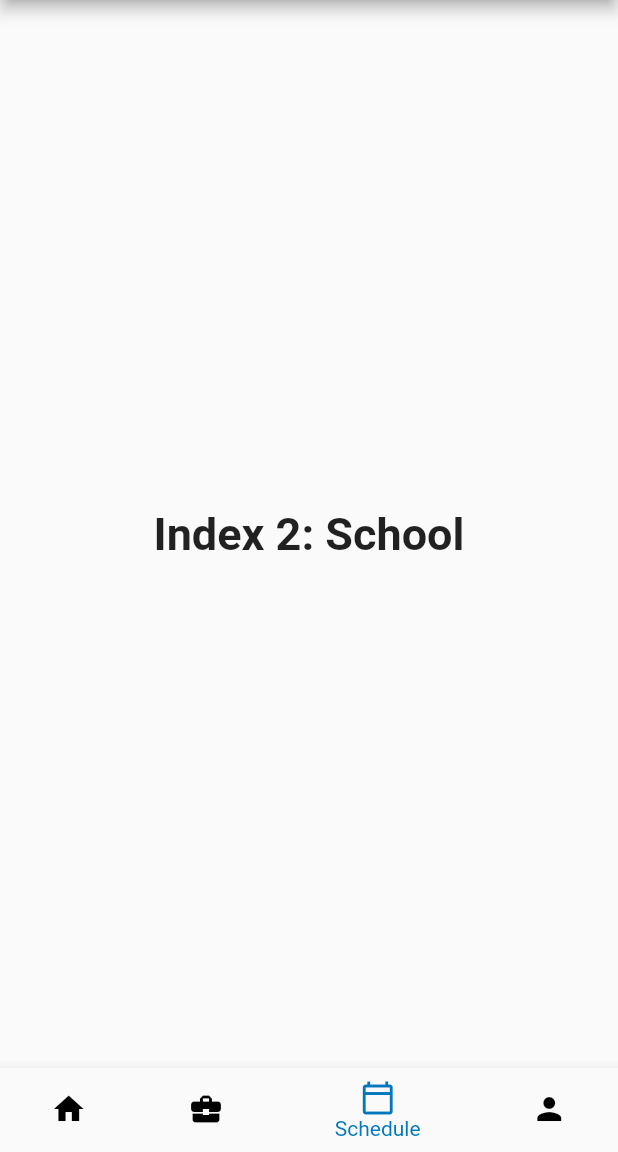
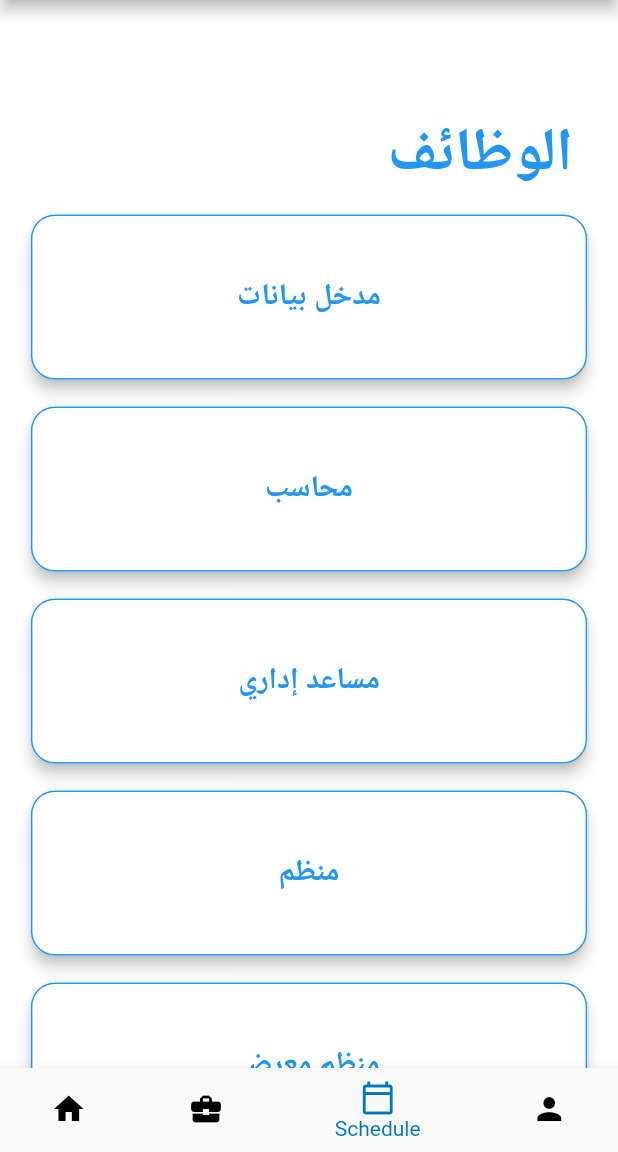
Before and after one commit to ahadalmutairii/Shift, a Flutter app: the screen it shows after launch, item 3 of the bottom bar chosen, on a phone screen of 412 x 824 dp, the part 84-1236 px from its top. Run offline on Flutter 3.47's test engine with Material 2 defaults, Android fonts, the phone set to English and light mode, and no system bars.

Commit message:
Jobs added

```diff
--- /dev/null
+++ b/lib/components/Jobs.dart
@@ -0,0 +1,281 @@
+import 'package:flutter/cupertino.dart';
+import 'package:flutter/material.dart';
+
+class jobs extends StatelessWidget {
+  const jobs({Key? key}) : super(key: key);
+
+  static const String _title = 'Flutter Code Sample';
+
+  @override
+  Widget build(BuildContext context) {
+    return MaterialApp(
+      home: Scaffold(
+
+          backgroundColor: Colors.white,
+          body: SingleChildScrollView(
+            child: Column(
+              children: [
+
+                Container(
+                  padding: EdgeInsets.only(top: 75,right: 30),
+                      child:  Align(
+                        alignment: Alignment.centerRight,
+                        child: Text(
+                        'الوظائف',
+                        style: TextStyle(
+                            fontStyle: FontStyle.normal,
+                            color: Colors.blue,
+                            fontWeight: FontWeight.bold,
+                            fontSize: 40.0),
+                      ),
+                ),),
+                Row(
+                  mainAxisAlignment: MainAxisAlignment.center,
+                  children: [
+                    Container(
+                      padding: EdgeInsets.only(top:10),
+                    )
+                  ],
+                ),
+
+                        Row(
+                          mainAxisAlignment: MainAxisAlignment.center,
+                          children: [
+
+                            Card(
+
+                              shape: RoundedRectangleBorder(
+                                borderRadius: BorderRadius.circular(16.0),
+                              ),
+                              elevation: 4.0,
+                              child: new InkWell(
+                                 onTap: () {
+
+//                              Navigator.push(context, MaterialPageRoute(builder: (context) => AppoinMain()),);
+                                },
+
+                                child: Container(
+                                  decoration: new BoxDecoration(
+                                      boxShadow: [
+                                        BoxShadow(
+                                          offset: Offset(0.0, 0.0),
+                                          color: Colors.grey.withOpacity(0),
+                                          blurRadius: 0.0,
+                                        ),
+                                      ],
+                                    border: Border.all(color: Colors.blue),
+                                    borderRadius: new BorderRadius.circular(16.0),
+                                    color: Colors.white,
+                                  ),
+                                  width:  MediaQuery.of(context).size.width * 0.90,
+                                  height: 110,
+                                  child: Center(
+                                      child: Text(
+                                        'مدخل بيانات',
+                                        style: TextStyle(
+                                            fontStyle: FontStyle.normal,
+                                            color: Colors.blue,
+                                            fontWeight: FontWeight.bold,
+                                            fontSize: 20.0),
+                                      )),
+                                ),
+                              ),
+                            ),],),
+
+                Container(
+                  padding: EdgeInsets.only( top: 10),
+
+                ),
+    Row(
+    mainAxisAlignment: MainAxisAlignment.center,
+    children: [
+                            Card(
+                              shape: RoundedRectangleBorder(
+                                borderRadius: BorderRadius.circular(16.0),
+                              ),
+                              elevation: 4.0,
+                              child: new InkWell(
+                                 onTap: () {
+                                  // BottomNavigationBar navigationBar =  _globalKey.currentWidget as BottomNavigationBar;
+                                  // navigationBar.onTap!(2);
+
+                              //nav
+                                            },
+
+                                child: Container(
+                                  decoration: new BoxDecoration(
+                                      boxShadow: [
+                                        BoxShadow(
+                                          offset: Offset(0.0, 0.0),
+                                          color: Colors.grey.withOpacity(0),
+                                          blurRadius: 0.0,
+                                        ),
+                                      ],
+                                      border: Border.all(color: Colors.blue),
+                                      borderRadius: new BorderRadius.circular(16.0),
+                                      color: Colors.white,
+                                  ),
+                                  width:  MediaQuery.of(context).size.width * 0.90,
+                                  height: 110,
+                                  child: Center(
+                                      child: Text(
+                                        'محاسب',
+                                        style: TextStyle(
+                                            fontStyle: FontStyle.normal,
+                                            color: Colors.blue,
+                                            fontWeight: FontWeight.bold,
+                                            fontSize: 20.0),
+                                      )),
+                                ),
+                              ),
+                            ),
+                          ],
+                        ),
+                Container(
+                  padding: EdgeInsets.only( top: 10),
+
+                ),
+            Row(
+                mainAxisAlignment: MainAxisAlignment.center,
+                children: [
+                Card(
+                  shape: RoundedRectangleBorder(
+                    borderRadius: BorderRadius.circular(16.0),
+                  ),
+                  elevation: 4.0,
+                  child: new InkWell(
+                    onTap: () {
+
+
+                    },
+
+                    child: Container(
+                      decoration: new BoxDecoration(
+                        boxShadow: [
+                          BoxShadow(
+                            offset: Offset(0.0, 0.0),
+                            color: Colors.grey.withOpacity(0),
+                            blurRadius: 0.0,
+                          ),
+                        ],
+                        border: Border.all(color: Colors.blue),
+                        borderRadius: new BorderRadius.circular(16.0),
+                        color: Colors.white,
+                      ),
+                      width:  MediaQuery.of(context).size.width * 0.90,
+                      height: 110,
+                      child: Center(
+                          child: Text(
+                            'مساعد إداري',
+                            style: TextStyle(
+                                fontStyle: FontStyle.normal,
+                                color: Colors.blue,
+                                fontWeight: FontWeight.bold,
+                                fontSize: 20.0),
+                          )),
+                    ),
+                  ),
+                ),],),
+
+                Container(
+                  padding: EdgeInsets.only( top: 10),
+
+                ),
+                Row(
+                  mainAxisAlignment: MainAxisAlignment.center,
+                  children: [
+                    Card(
+                      shape: RoundedRectangleBorder(
+                        borderRadius: BorderRadius.circular(16.0),
+                      ),
+                      elevation: 4.0,
+                      child: new InkWell(
+                        onTap: () {
+
+
+                        },
+
+                        child: Container(
+                          decoration: new BoxDecoration(
+                            boxShadow: [
+                              BoxShadow(
+                                offset: Offset(0.0, 0.0),
+                                color: Colors.grey.withOpacity(0),
+                                blurRadius: 0.0,
+                              ),
+                            ],
+                            border: Border.all(color: Colors.blue),
+                            borderRadius: new BorderRadius.circular(16.0),
+                            color: Colors.white,
+                          ),
+                          width:  MediaQuery.of(context).size.width * 0.90,
+                          height: 110,
+                          child: Center(
+                              child: Text(
+                                'منظم',
+                                style: TextStyle(
+                                    fontStyle: FontStyle.normal,
+                                    color: Colors.blue,
+                                    fontWeight: FontWeight.bold,
+                                    fontSize: 20.0),
+                              )),
+                        ),
+                      ),
+                    ),],),
+                Container(
+                  padding: EdgeInsets.only( top: 10),
+
+                ),
+                Row(
+                  mainAxisAlignment: MainAxisAlignment.center,
+                  children: [
+                    Card(
+                      shape: RoundedRectangleBorder(
+                        borderRadius: BorderRadius.circular(16.0),
+                      ),
+                      elevation: 4.0,
+                      child: new InkWell(
+                        onTap: () {
+
+
+                        },
+
+                        child: Container(
+                          decoration: new BoxDecoration(
+                            boxShadow: [
+                              BoxShadow(
+                                offset: Offset(0.0, 0.0),
+                                color: Colors.grey.withOpacity(0),
+                                blurRadius: 0.0,
+                              ),
+                            ],
+                            border: Border.all(color: Colors.blue),
+                            borderRadius: new BorderRadius.circular(16.0),
+                            color: Colors.white,
+                          ),
+                          width:  MediaQuery.of(context).size.width * 0.90,
+                          height: 110,
+                          child: Center(
+                              child: Text(
+                                'منظم معرض',
+                                style: TextStyle(
+                                    fontStyle: FontStyle.normal,
+                                    color: Colors.blue,
+                                    fontWeight: FontWeight.bold,
+                                    fontSize: 20.0),
+                              )),
+                        ),
+                      ),
+                    ),],),
+
+
+              ],
+            ),
+          )
+      ),
+    );
+  }
+
+
+
+}
--- a/lib/components/navigation_bar.dart
+++ b/lib/components/navigation_bar.dart
@@ -1,6 +1,8 @@
 import 'package:flutter/material.dart';
 import 'package:shift/components/Main.dart';
 import 'package:shift/components/events.dart';
+import 'package:shift/components/Jobs.dart';
+
 
 void main() => runApp(const NavBar());
 
@@ -32,6 +34,7 @@ class _MyStatefulWidgetState extends State<MyStatefulWidget> {
   static const List<Widget> _widgetOptions = <Widget>[
     Main(),
     event(),
+    jobs(),
     Text(
       'Index 2: School',
       style: optionStyle,
```
Also changed, not shown: lib/components/Main.dart (+0 -16 lines).
